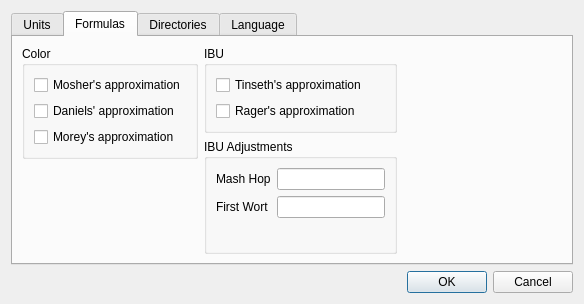
Old version of the form ui/optionsDialog.ui in the repository Brewtarget/brewtarget.
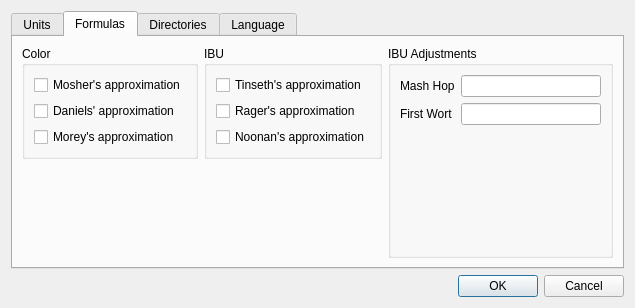
New version of the form. The open tabs and pages were chosen to show the change. Custom widgets are drawn as their Qt base class.

Commit message: First draft for calculating IBU with Noonans formula. Everything except gravity correction should work. Replaced cmath-header with QtMath in IbuMethods.cpp. Added gravity correction based on 60 minutes boiltime All comments of 2nd code review fixed. Fixed previous merge misshaps.

```diff
--- a/ui/optionsDialog.ui
+++ b/ui/optionsDialog.ui
@@ -9,8 +9,8 @@
    <rect>
     <x>0</x>
     <y>0</y>
-    <width>584</width>
-    <height>294</height>
+    <width>635</width>
+    <height>308</height>
    </rect>
   </property>
   <property name="windowTitle">
@@ -305,29 +305,42 @@
               </property>
              </widget>
             </item>
+            <item>
+             <widget class="QCheckBox" name="checkBox_noonan">
+              <property name="text">
+               <string>Noonan's approximation</string>
+              </property>
+             </widget>
+            </item>
            </layout>
           </widget>
          </item>
+         <item>
+          <spacer name="verticalSpacer_5">
+           <property name="orientation">
+            <enum>Qt::Vertical</enum>
+           </property>
+           <property name="sizeHint" stdset="0">
+            <size>
+             <width>20</width>
+             <height>40</height>
+            </size>
+           </property>
+          </spacer>
+         </item>
+        </layout>
+       </item>
+       <item>
+        <layout class="QVBoxLayout" name="verticalLayout_16">
          <item>
           <widget class="QGroupBox" name="groupBox_2">
            <property name="title">
             <string>IBU Adjustments</string>
            </property>
            <layout class="QFormLayout" name="formLayout">
-            <item row="1" column="1">
-             <widget class="BtGenericEdit" name="lineEdit_mashHop">
-              <property name="toolTip">
-               <string>% IBU adjustment</string>
-              </property>
-             </widget>
-            </item>
-            <item row="2" column="1">
-             <widget class="BtGenericEdit" name="lineEdit_firstWort">
-              <property name="toolTip">
-               <string>% IBU adjustment</string>
-              </property>
-             </widget>
-            </item>
+            <property name="fieldGrowthPolicy">
+             <enum>QFormLayout::AllNonFixedFieldsGrow</enum>
+            </property>
             <item row="1" column="0">
              <widget class="QLabel" name="label_mashHop">
               <property name="text">
@@ -335,6 +348,13 @@
               </property>
              </widget>
             </item>
+            <item row="1" column="1">
+             <widget class="BtGenericEdit" name="lineEdit_mashHop">
+              <property name="toolTip">
+               <string>% IBU adjustment</string>
+              </property>
+             </widget>
+            </item>
             <item row="2" column="0">
              <widget class="QLabel" name="label_firstWort">
               <property name="text">
@@ -342,6 +362,13 @@
               </property>
              </widget>
             </item>
+            <item row="2" column="1">
+             <widget class="BtGenericEdit" name="lineEdit_firstWort">
+              <property name="toolTip">
+               <string>% IBU adjustment</string>
+              </property>
+             </widget>
+            </item>
             <item row="3" column="0">
              <spacer name="verticalSpacer_2">
               <property name="orientation">
@@ -360,19 +387,6 @@
          </item>
         </layout>
        </item>
-       <item>
-        <spacer name="horizontalSpacer">
-         <property name="orientation">
-          <enum>Qt::Horizontal</enum>
-         </property>
-         <property name="sizeHint" stdset="0">
-          <size>
-           <width>40</width>
-           <height>20</height>
-          </size>
-         </property>
-        </spacer>
-       </item>
       </layout>
      </widget>
      <widget class="QWidget" name="tab_3">
```
The commit also changes 6 other files.
